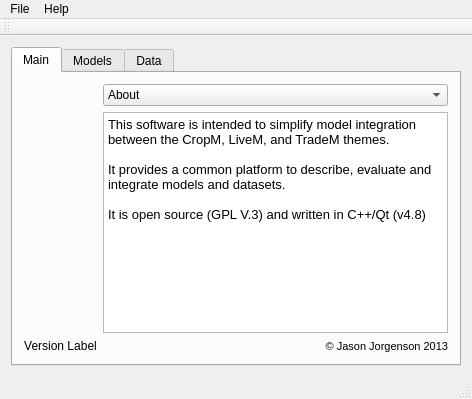
Above: src/MacsurAdapter/madmainwindowbase.ui from arkygeek/MAD before the change. Below: the same form after it.
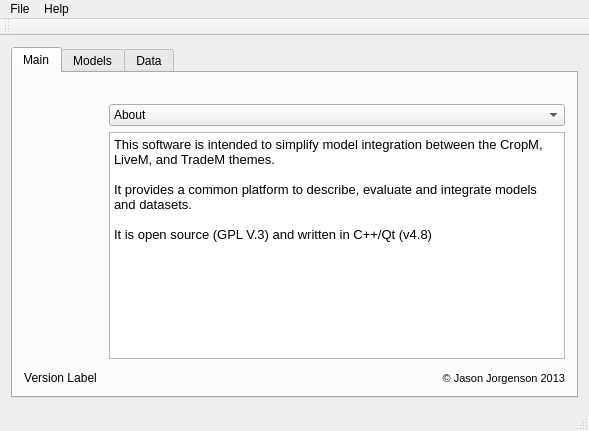
That is the form after the change. Icons and pictures are not drawn.

Commit message: macsur graphic added to resources and displayed on main page (fancy!)

```diff
--- a/src/MacsurAdapter/madmainwindowbase.ui
+++ b/src/MacsurAdapter/madmainwindowbase.ui
@@ -6,8 +6,8 @@
    <rect>
     <x>0</x>
     <y>0</y>
-    <width>472</width>
-    <height>399</height>
+    <width>589</width>
+    <height>431</height>
    </rect>
   </property>
   <property name="windowTitle">
@@ -25,30 +25,7 @@
         <string>Main</string>
        </attribute>
        <layout class="QGridLayout" name="gridLayout_4">
-        <item row="0" column="0" rowspan="2">
-         <widget class="QLabel" name="lblGraphicMain">
-          <property name="text">
-           <string/>
-          </property>
-          <property name="pixmap">
-           <pixmap resource="resources/resources.qrc">:/MADCircle.png</pixmap>
-          </property>
-          <property name="alignment">
-           <set>Qt::AlignCenter</set>
-          </property>
-         </widget>
-        </item>
-        <item row="3" column="0">
-         <widget class="QLabel" name="lblVersion">
-          <property name="text">
-           <string>Version Label</string>
-          </property>
-          <property name="alignment">
-           <set>Qt::AlignCenter</set>
-          </property>
-         </widget>
-        </item>
-        <item row="0" column="1">
+        <item row="1" column="2">
          <widget class="QComboBox" name="cbAboutMain">
           <item>
            <property name="text">
@@ -77,7 +54,17 @@
           </item>
          </widget>
         </item>
-        <item row="1" column="1">
+        <item row="4" column="0">
+         <widget class="QLabel" name="lblVersion">
+          <property name="text">
+           <string>Version Label</string>
+          </property>
+          <property name="alignment">
+           <set>Qt::AlignCenter</set>
+          </property>
+         </widget>
+        </item>
+        <item row="2" column="2">
          <widget class="QPlainTextEdit" name="plainTextEdit">
           <property name="font">
            <font>
@@ -93,7 +80,7 @@
           </property>
          </widget>
         </item>
-        <item row="3" column="1">
+        <item row="4" column="2">
          <widget class="QLabel" name="label">
           <property name="font">
            <font>
@@ -111,6 +98,32 @@
           </property>
          </widget>
         </item>
+        <item row="0" column="2">
+         <widget class="QLabel" name="label_2">
+          <property name="text">
+           <string/>
+          </property>
+          <property name="pixmap">
+           <pixmap resource="resources/resources.qrc">:/MACSURLogo122x50Transp.png</pixmap>
+          </property>
+          <property name="alignment">
+           <set>Qt::AlignCenter</set>
+          </property>
+         </widget>
+        </item>
+        <item row="0" column="0" rowspan="4" colspan="2">
+         <widget class="QLabel" name="lblGraphicMain">
+          <property name="text">
+           <string/>
+          </property>
+          <property name="pixmap">
+           <pixmap resource="resources/resources.qrc">:/MADCircle.png</pixmap>
+          </property>
+          <property name="alignment">
+           <set>Qt::AlignCenter</set>
+          </property>
+         </widget>
+        </item>
        </layout>
       </widget>
       <widget class="QWidget" name="tabModels">
@@ -383,7 +396,7 @@
     <rect>
      <x>0</x>
      <y>0</y>
-     <width>472</width>
+     <width>589</width>
      <height>22</height>
     </rect>
    </property>
```
The commit also changes 3 other files.
